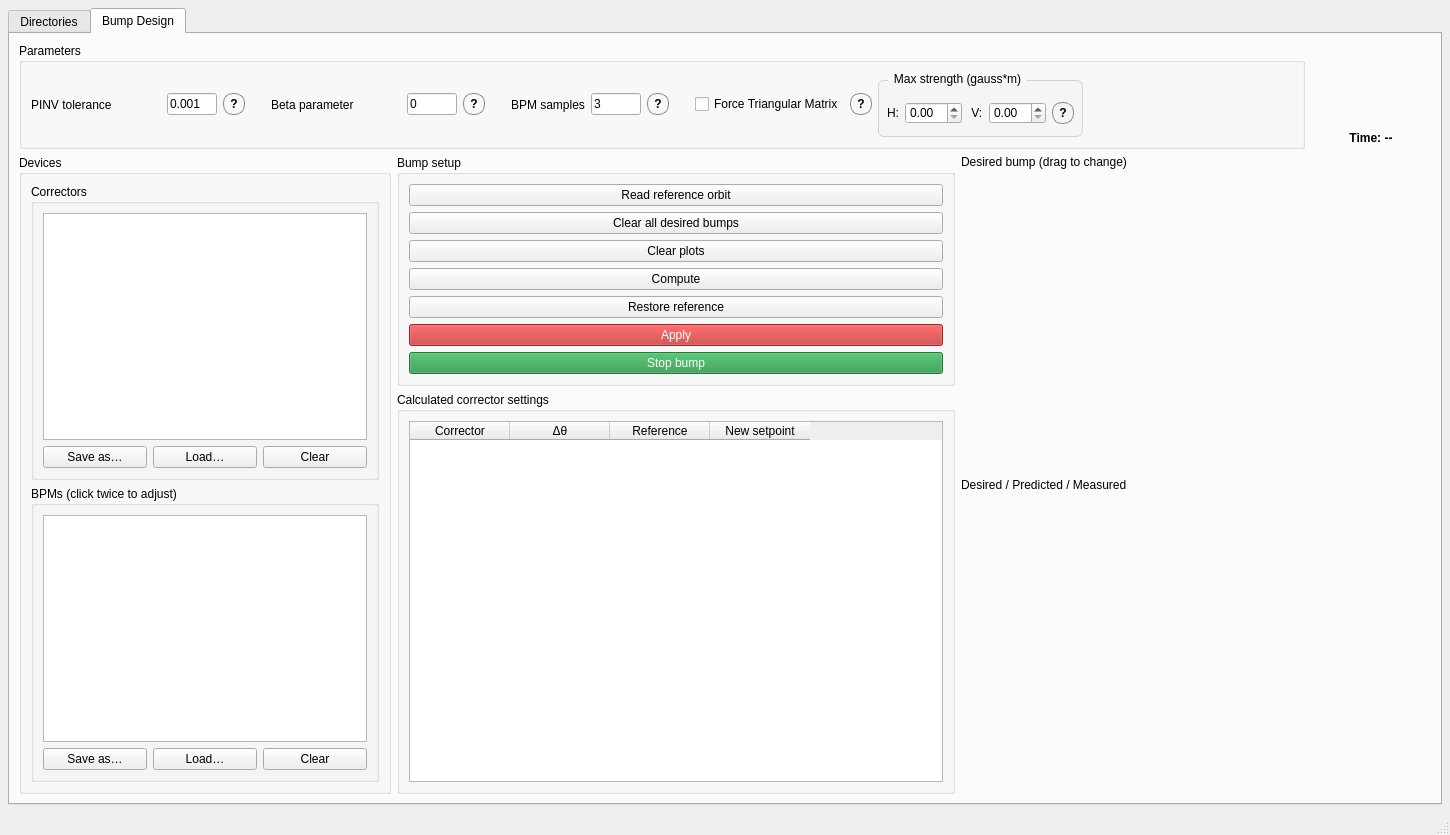
The window that UI files/BumpsApplication_GUI.ui (wiktoria-malek/flight-simulator) describes before a commit, drawn with Qt 5.
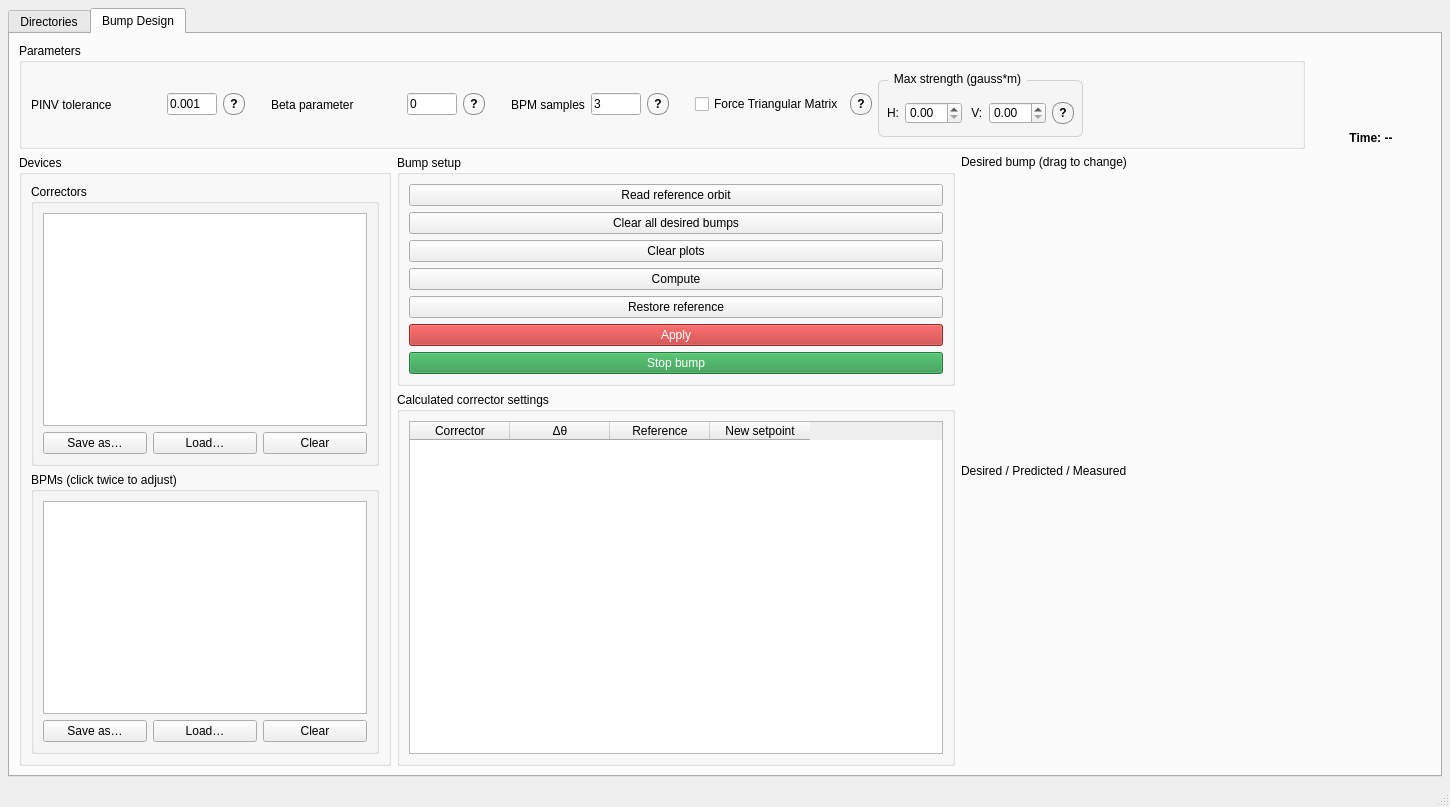
The same window after the commit.

Commit message: We try the Bumps app...

Patch:
```diff
--- a/UI files/BumpsApplication_GUI.ui
+++ b/UI files/BumpsApplication_GUI.ui
@@ -7,7 +7,7 @@
     <x>0</x>
     <y>0</y>
     <width>1450</width>
-    <height>835</height>
+    <height>807</height>
    </rect>
   </property>
   <property name="windowTitle">
```
Left out of the diff: 2 changed lines with no effect on the pictures.
